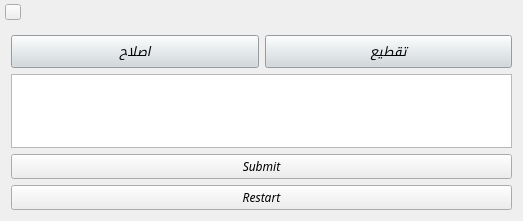
Old version of the form CustomWindow.ui in the repository Chashm-e-Afreen/The-Digital-Prosodist.
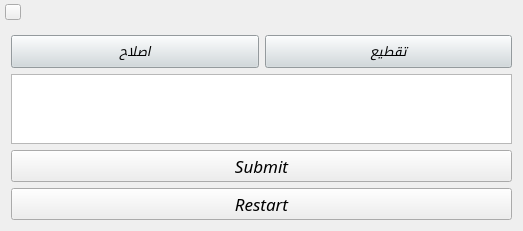
New version of the form. Icons and pictures are not drawn.

The edit to the form file:
```diff
--- a/CustomWindow.ui
+++ b/CustomWindow.ui
@@ -291,8 +291,8 @@
        <widget class="QPushButton" name="pushButton">
         <property name="font">
          <font>
-          <family>Indesign Signature</family>
-          <pointsize>9</pointsize>
+          <family>Apalu</family>
+          <pointsize>13</pointsize>
           <weight>50</weight>
           <bold>false</bold>
          </font>
@@ -309,8 +309,8 @@
        <widget class="QPushButton" name="pushButton_2">
         <property name="font">
          <font>
-          <family>Indesign Signature</family>
-          <pointsize>9</pointsize>
+          <family>Apalu</family>
+          <pointsize>13</pointsize>
           <weight>50</weight>
           <bold>false</bold>
          </font>
```
